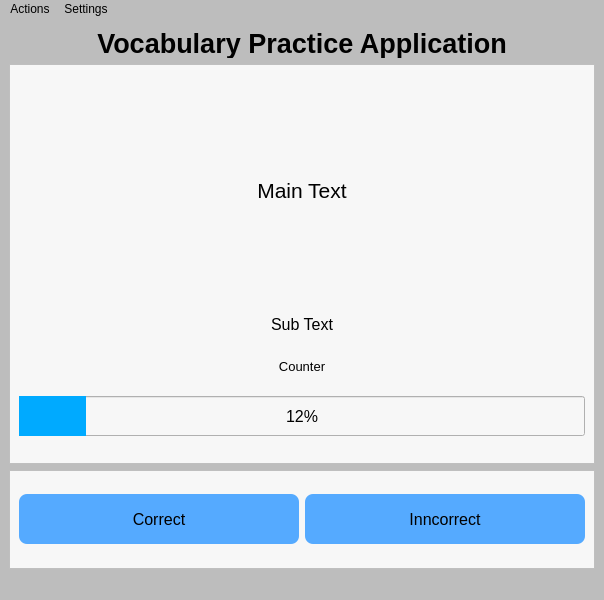
Old version of the form src/assets/app.ui in the repository petern2599/Vocabulary-Practice-App.
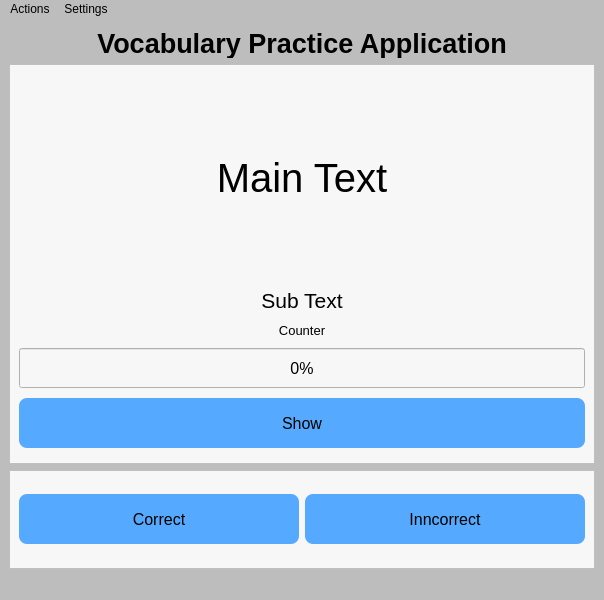
New version of the form.

Commit message: added card display toggle and practice mode

Patch:
```diff
--- a/src/assets/app.ui
+++ b/src/assets/app.ui
@@ -90,7 +90,7 @@
          </property>
          <property name="font">
           <font>
-           <pointsize>16</pointsize>
+           <pointsize>30</pointsize>
            <kerning>true</kerning>
           </font>
          </property>
@@ -124,7 +124,7 @@
          </property>
          <property name="font">
           <font>
-           <pointsize>12</pointsize>
+           <pointsize>16</pointsize>
           </font>
          </property>
          <property name="text">
@@ -196,7 +196,7 @@
 }</string>
          </property>
          <property name="value">
-          <number>12</number>
+          <number>0</number>
          </property>
          <property name="alignment">
           <set>Qt::AlignCenter</set>
@@ -206,6 +206,46 @@
          </property>
         </widget>
        </item>
+       <item>
+        <widget class="QPushButton" name="show_button">
+         <property name="minimumSize">
+          <size>
+           <width>0</width>
+           <height>50</height>
+          </size>
+         </property>
+         <property name="maximumSize">
+          <size>
+           <width>16777215</width>
+           <height>16777215</height>
+          </size>
+         </property>
+         <property name="font">
+          <font>
+           <pointsize>12</pointsize>
+           <weight>50</weight>
+           <bold>false</bold>
+          </font>
+         </property>
+         <property name="styleSheet">
+          <string notr="true">QPushButton{
+	border-radius: 8px;
+	background: rgb(85, 170, 255)
+}
+
+QPushButton:hover{
+	background:rgb(33, 218, 255) 
+}
+
+QPushButton:pressed{
+	background: rgb(53, 197, 226)
+}</string>
+         </property>
+         <property name="text">
+          <string>Show</string>
+         </property>
+        </widget>
+       </item>
       </layout>
      </widget>
     </item>
```
The commit also changes 1 other file.
